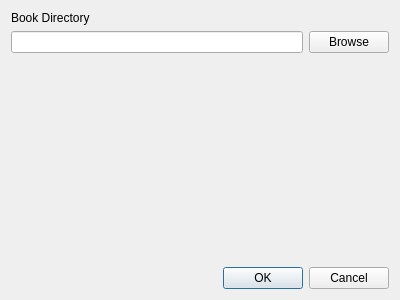
farinc/book-tracker, file settingsdialog.ui: the form before one commit.
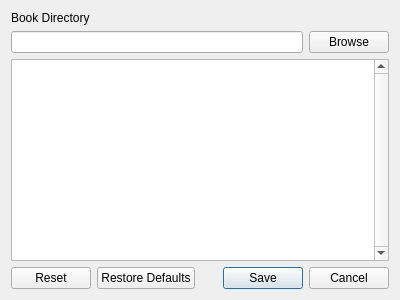
The form after the commit.

Commit message:
Reworked much of the settings system, now the settings dialog holds a temporary one that then applies to the application settings once "accepted." Added a completely editable view for changing cost multipliers in settings dialog. Updated the book system a bit to import cost multipliers from main application. This is a functional and stable.
Upcoming will be caring over more features from python-verison and finalizing the project. Looking to port to Andoird.

```diff
--- a/settingsdialog.ui
+++ b/settingsdialog.ui
@@ -10,17 +10,16 @@
     <height>300</height>
    </rect>
   </property>
+  <property name="sizePolicy">
+   <sizepolicy hsizetype="Preferred" vsizetype="Expanding">
+    <horstretch>0</horstretch>
+    <verstretch>0</verstretch>
+   </sizepolicy>
+  </property>
   <property name="windowTitle">
    <string>Dialog</string>
   </property>
   <layout class="QGridLayout" name="gridLayout">
-   <item row="1" column="0">
-    <widget class="QLineEdit" name="lineEditBookDirectory">
-     <property name="readOnly">
-      <bool>true</bool>
-     </property>
-    </widget>
-   </item>
    <item row="0" column="0">
     <widget class="QLabel" name="label">
      <property name="text">
@@ -35,26 +34,33 @@
      </property>
     </widget>
    </item>
-   <item row="2" column="0" colspan="2">
-    <spacer name="verticalSpacer">
-     <property name="orientation">
-      <enum>Qt::Vertical</enum>
-     </property>
-     <property name="sizeHint" stdset="0">
-      <size>
-       <width>20</width>
-       <height>40</height>
-      </size>
-     </property>
-    </spacer>
-   </item>
    <item row="3" column="0" colspan="2">
     <widget class="QDialogButtonBox" name="buttonBox">
      <property name="orientation">
       <enum>Qt::Horizontal</enum>
      </property>
      <property name="standardButtons">
-      <set>QDialogButtonBox::Cancel|QDialogButtonBox::Ok</set>
+      <set>QDialogButtonBox::Cancel|QDialogButtonBox::Reset|QDialogButtonBox::RestoreDefaults|QDialogButtonBox::Save</set>
+     </property>
+    </widget>
+   </item>
+   <item row="1" column="0">
+    <widget class="QLineEdit" name="lineEditBookDirectory">
+     <property name="readOnly">
+      <bool>true</bool>
+     </property>
+    </widget>
+   </item>
+   <item row="2" column="0" colspan="2">
+    <widget class="QTreeView" name="treeView">
+     <property name="verticalScrollBarPolicy">
+      <enum>Qt::ScrollBarAlwaysOn</enum>
+     </property>
+     <property name="sizeAdjustPolicy">
+      <enum>QAbstractScrollArea::AdjustToContents</enum>
+     </property>
+     <property name="defaultDropAction">
+      <enum>Qt::IgnoreAction</enum>
      </property>
     </widget>
    </item>
```
Left out of the diff: 4 changed lines with no effect on the pictures. The commit also changes 13 other files.
